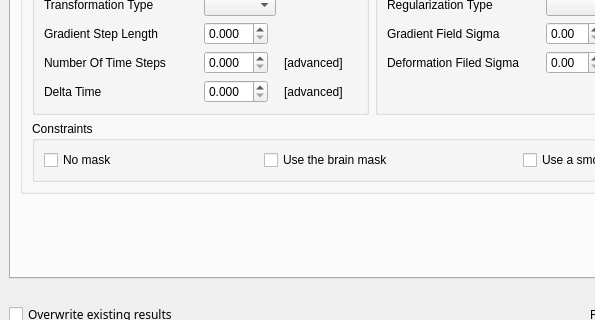
First picture: the form in NeosegPipeline/Window.ui, repository hay318/NeosegPipeline, before the edit; both pictures show x 0 to 595 and y 489 to 809 of the 743 by 963 pixel window.
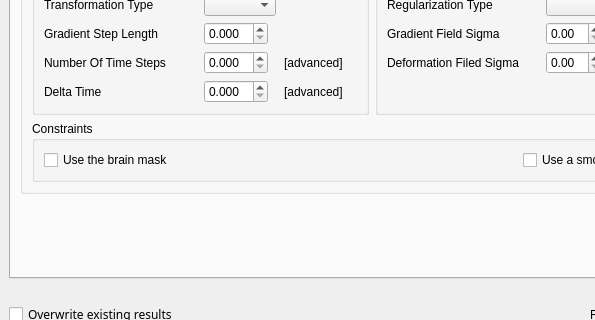
Second picture: the form after the edit. The open tabs and pages were chosen to show the change. Icons and pictures are not drawn.

Commit message: BUG: NoMask check box was useless. It was removed. When not using a mask (either for Preprocessing or for atlas registration), the checkbox to smooth the mask is disabled.

Patch:
```diff
--- a/NeosegPipeline/Window.ui
+++ b/NeosegPipeline/Window.ui
@@ -1066,7 +1066,7 @@
               <string>Constraints</string>
              </property>
              <layout class="QGridLayout" name="gridLayout_39">
-              <item row="0" column="1">
+              <item row="0" column="0">
                <widget class="QCheckBox" name="usingMask_DTI_checkBox">
                 <property name="text">
                  <string>Use the brain mask</string>
@@ -1082,14 +1082,7 @@
                  <string>Use a smoothed brain mask</string>
                 </property>
                 <property name="autoExclusive">
-                 <bool>true</bool>
-                </property>
-               </widget>
-              </item>
-              <item row="0" column="0">
-               <widget class="QCheckBox" name="noMask_DTI_checkBox">
-                <property name="text">
-                 <string>No mask</string>
+                 <bool>false</bool>
                 </property>
                </widget>
               </item>
```
Left out of the diff: 19 changed lines with no effect on the pictures. The commit also changes 4 other files.
